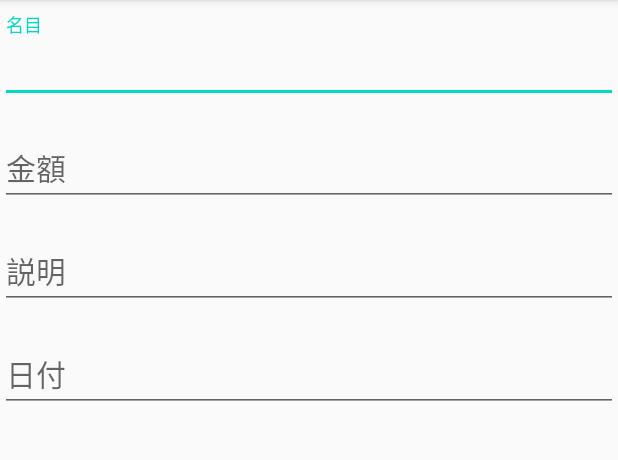
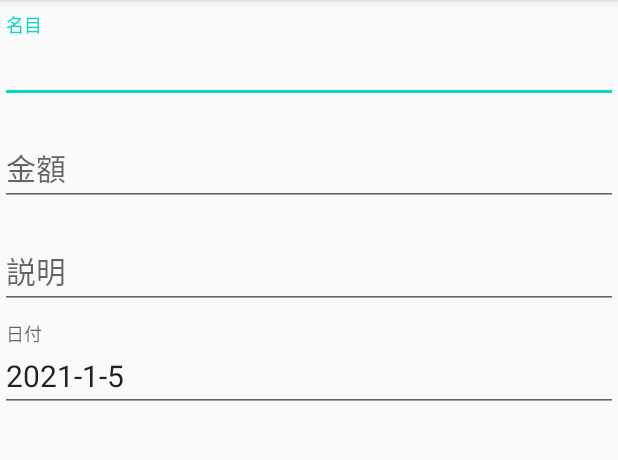
Before and after one commit to Mitssuki-Sakamoto/money-stream-android, an Android app: the BudgetFormFragment screen opened directly, with no data from a screen before it, on a phone screen of 412 x 824 dp, the part 84-544 px from its top. Run offline under Robolectric (Android 15) with nearby library versions, the phone set to English and light mode, and no system bars.

Commit message:
BudgetFormFragmentのDatePickerを実装

```diff
--- a/app/src/main/java/com/example/moneystream/presenters/activities/InputBudgetActivity.kt
+++ b/app/src/main/java/com/example/moneystream/presenters/activities/InputBudgetActivity.kt
@@ -4,6 +4,7 @@ import androidx.appcompat.app.AppCompatActivity
 import android.os.Bundle
 import com.example.moneystream.R
 import com.example.moneystream.presenters.fragments.BudgetFormFragment
+import com.example.moneystream.presenters.fragments.MyHistoryFormFragment
 
 class InputBudgetActivity : BaseActivity() {
     override fun onCreate(savedInstanceState: Bundle?) {
--- a/app/src/main/java/com/example/moneystream/presenters/fragments/BaseFormFragment.kt
+++ b/app/src/main/java/com/example/moneystream/presenters/fragments/BaseFormFragment.kt
@@ -1,11 +1,13 @@
 package com.example.moneystream.presenters.fragments
 
+import android.app.Activity
 import android.os.Bundle
-import androidx.fragment.app.Fragment
 import android.view.LayoutInflater
 import android.view.View
 import android.view.ViewGroup
+import androidx.fragment.app.Fragment
 import com.example.moneystream.R
+
 
 // TODO: Rename parameter arguments, choose names that match
 // the fragment initialization parameters, e.g. ARG_ITEM_NUMBER
@@ -38,6 +40,7 @@ open class BaseFormFragment : BaseFragment() {
         return inflater.inflate(R.layout.fragment_base_form, container, false)
     }
 
+
     companion object {
         /**
          * Use this factory method to create a new instance of
--- a/app/src/main/java/com/example/moneystream/presenters/fragments/BaseFragment.kt
+++ b/app/src/main/java/com/example/moneystream/presenters/fragments/BaseFragment.kt
@@ -1,5 +1,6 @@
 package com.example.moneystream.presenters.fragments
 
+import android.app.Activity
 import androidx.fragment.app.Fragment
 
 open class BaseFragment : Fragment() {
--- a/app/src/main/java/com/example/moneystream/presenters/fragments/BudgetFormFragment.kt
+++ b/app/src/main/java/com/example/moneystream/presenters/fragments/BudgetFormFragment.kt
@@ -1,11 +1,17 @@
 package com.example.moneystream.presenters.fragments
 
+import android.app.DatePickerDialog
 import android.os.Bundle
 import androidx.fragment.app.Fragment
 import android.view.LayoutInflater
 import android.view.View
 import android.view.ViewGroup
+import android.widget.Toast
 import com.example.moneystream.R
+import kotlinx.android.synthetic.main.fragment_budget_form.*
+import java.time.Month
+import java.time.Year
+import java.util.*
 
 // TODO: Rename parameter arguments, choose names that match
 // the fragment initialization parameters, e.g. ARG_ITEM_NUMBER
@@ -38,6 +44,30 @@ class BudgetFormFragment : BaseFormFragment() {
         return inflater.inflate(R.layout.fragment_budget_form, container, false)
     }
 
+    override fun onActivityCreated(savedInstanceState: Bundle?) {
+        super.onActivityCreated(savedInstanceState)
+
+        val calender = Calendar.getInstance()
+        val year = calender.get(Calendar.YEAR)
+        val month = calender.get(Calendar.MONTH) + 1
+        val day = calender.get(Calendar.DAY_OF_MONTH)
+        date.setText("%s-%s-%s".format(year, month, day))
+
+        date.setOnClickListener {
+            val dtp = DatePickerDialog(
+                context!!,
+                DatePickerDialog.OnDateSetListener{ view, y, m, d ->
+                            date.setText("")
+                            date.setText("%s-%s-%s".format(y, m+1, d))
+                            //Toast.makeText(context!!, "日付を選択しました"+y+m+d,Toast.LENGTH_LONG).show()
+                },
+                year,month,day
+            )
+            dtp.show()
+        }
+
+    }
+
     companion object {
         /**
          * Use this factory method to create a new instance of
--- a/app/src/main/res/layout/fragment_budget_form.xml
+++ b/app/src/main/res/layout/fragment_budget_form.xml
@@ -70,6 +70,7 @@
     </com.google.android.material.textfield.TextInputLayout>
 
     <com.google.android.material.textfield.TextInputLayout
+        android:id="@+id/til_date"
         android:layout_width="0dp"
         android:layout_height="wrap_content"
         app:layout_constraintTop_toBottomOf="@id/til_explanation"
@@ -83,6 +84,7 @@
             android:layout_width="match_parent"
             android:layout_height="wrap_content"
             android:hint="@string/date"
+            android:focusableInTouchMode="false"
             android:imeOptions="actionDone"
             android:inputType="date"
             android:textSize="20sp"/>
```
